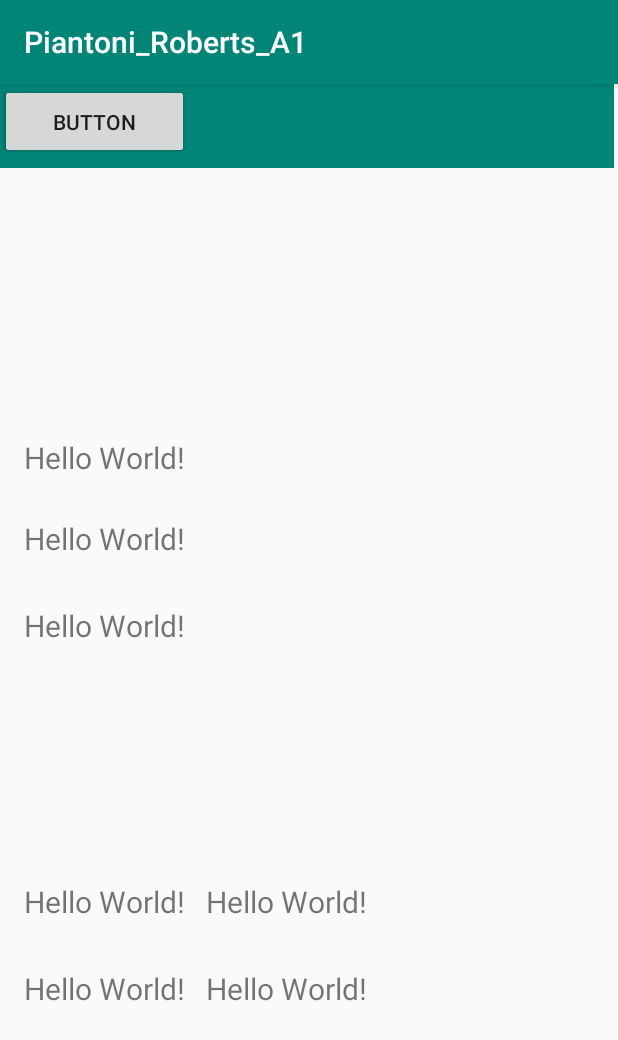
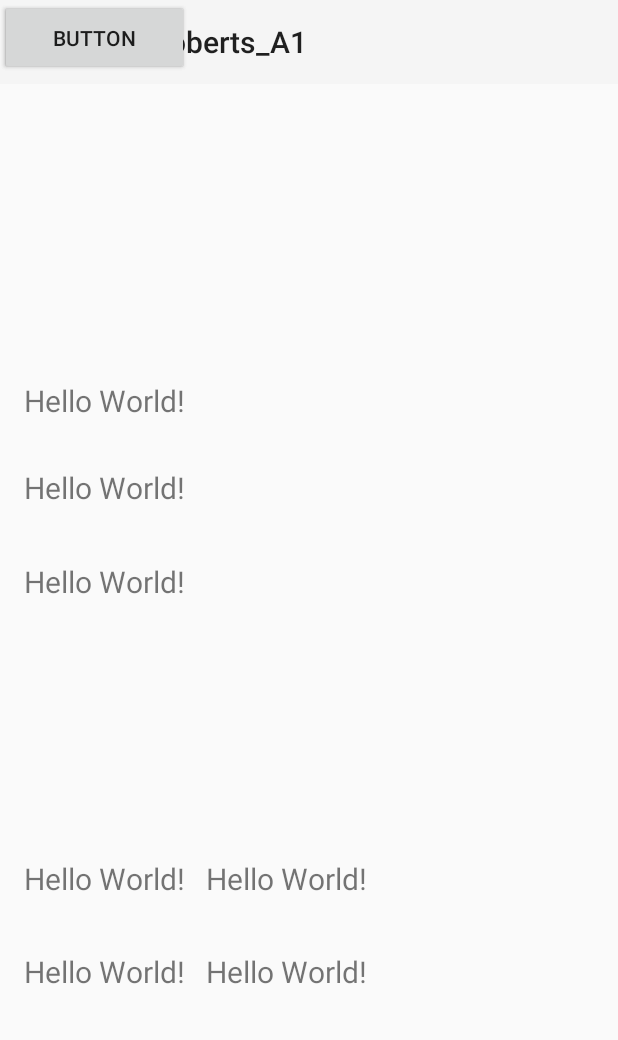
Before and after one commit to HimeEnthusiast/Android-Assignment-1, an Android app: the screen it shows after launch (MainActivity), on a phone screen of 412 x 824 dp. Shown: the top 1040 px of the screen. Run offline under Robolectric (Android 15) with nearby library versions, the phone set to English and light mode, and no system bars.

Commit message:
Editing tool bar

```diff
--- a/app/src/main/AndroidManifest.xml
+++ b/app/src/main/AndroidManifest.xml
@@ -8,7 +8,7 @@
         android:label="@string/app_name"
         android:roundIcon="@mipmap/ic_launcher_round"
         android:supportsRtl="true"
-        android:theme="@style/AppTheme">
+        android:theme="@style/Theme.AppCompat.Light.NoActionBar">
         <activity android:name=".MainActivity">
             <intent-filter>
                 <action android:name="android.intent.action.MAIN" />
--- a/app/src/main/java/ca/sheridancollege/piantoni_roberts_a1/MainActivity.kt
+++ b/app/src/main/java/ca/sheridancollege/piantoni_roberts_a1/MainActivity.kt
@@ -2,11 +2,14 @@ package ca.sheridancollege.piantoni_roberts_a1
 
 import androidx.appcompat.app.AppCompatActivity
 import android.os.Bundle
+import kotlinx.android.synthetic.main.activity_main.*
 
 class MainActivity : AppCompatActivity() {
 
     override fun onCreate(savedInstanceState: Bundle?) {
         super.onCreate(savedInstanceState)
         setContentView(R.layout.activity_main)
+
+        setSupportActionBar(findViewById(R.id.toolbar))
     }
 }
--- a/app/src/main/res/layout/activity_main.xml
+++ b/app/src/main/res/layout/activity_main.xml
@@ -147,12 +147,13 @@
 
     <androidx.appcompat.widget.Toolbar
         android:id="@+id/toolbar"
-        android:layout_width="409dp"
+        android:layout_width="match_parent"
         android:layout_height="wrap_content"
         android:background="?attr/colorPrimary"
         android:minHeight="?attr/actionBarSize"
-        android:theme="?attr/actionBarTheme"
-        tools:layout_editor_absoluteX="1dp"
+        android:theme="@style/ThemeOverlay.AppCompat.ActionBar"
+        app:popupTheme="@style/ThemeOverlay.AppCompat.Light"
+        tools:layout_editor_absoluteX="0dp"
         tools:layout_editor_absoluteY="0dp" />
 
 </androidx.constraintlayout.widget.ConstraintLayout>
```
